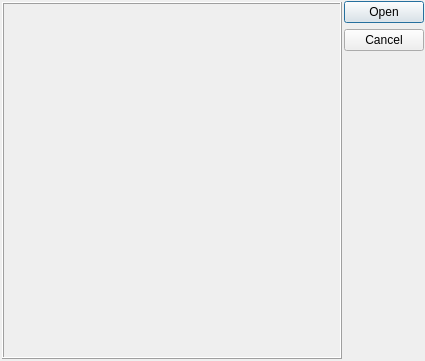
First picture: the form in ImageVis3D/UI/UI/BrowseData.ui, repository SCIInstitute/ImageVis3D, before the edit.
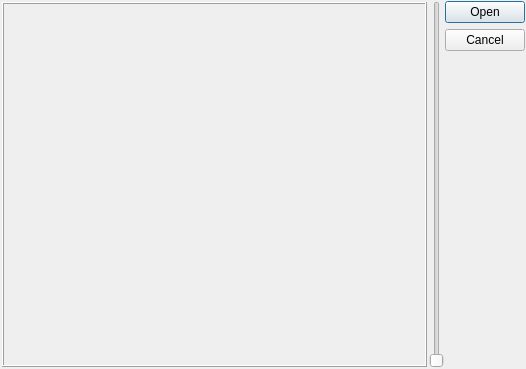
Second picture: the form after the edit.

Commit message: changes in the BrowseData directory preview dialog: - FIX: 16 bit data was scaled incorrectly resulting in an incorrect preview - IMPROVEMENT: new brightness/scale slider in the preview dialog

Diff of the .ui file:
```diff
--- a/ImageVis3D/UI/UI/BrowseData.ui
+++ b/ImageVis3D/UI/UI/BrowseData.ui
@@ -8,8 +8,8 @@
    <rect>
     <x>0</x>
     <y>0</y>
-    <width>425</width>
-    <height>361</height>
+    <width>526</width>
+    <height>369</height>
    </rect>
   </property>
   <property name="minimumSize" >
@@ -35,8 +35,8 @@
        <rect>
         <x>0</x>
         <y>0</y>
-        <width>324</width>
-        <height>343</height>
+        <width>400</width>
+        <height>351</height>
        </rect>
       </property>
       <layout class="QVBoxLayout" name="verticalLayout" >
@@ -55,6 +55,16 @@
      </widget>
     </widget>
    </item>
+   <item>
+    <widget class="QSlider" name="verticalSlider_Brightness" >
+     <property name="minimum" >
+      <number>1</number>
+     </property>
+     <property name="orientation" >
+      <enum>Qt::Vertical</enum>
+     </property>
+    </widget>
+   </item>
    <item>
     <widget class="QDialogButtonBox" name="buttonBox" >
      <property name="locale" >
```
Left out of the diff: 32 changed lines with no effect on the pictures. The commit also changes 5 other files.
